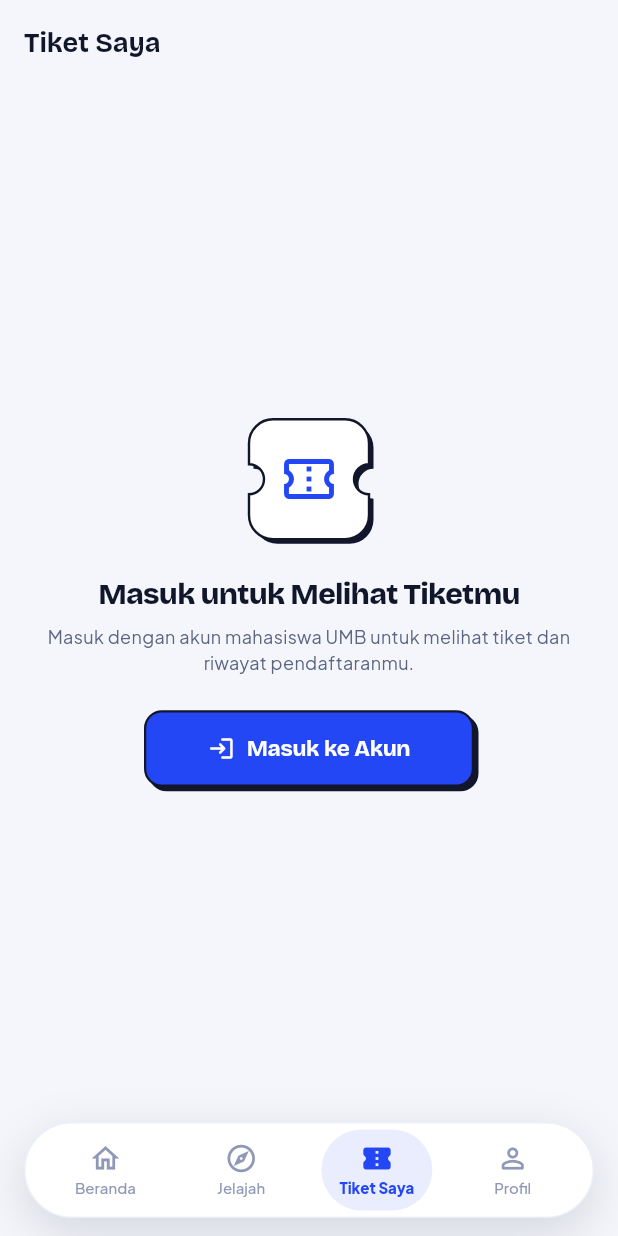
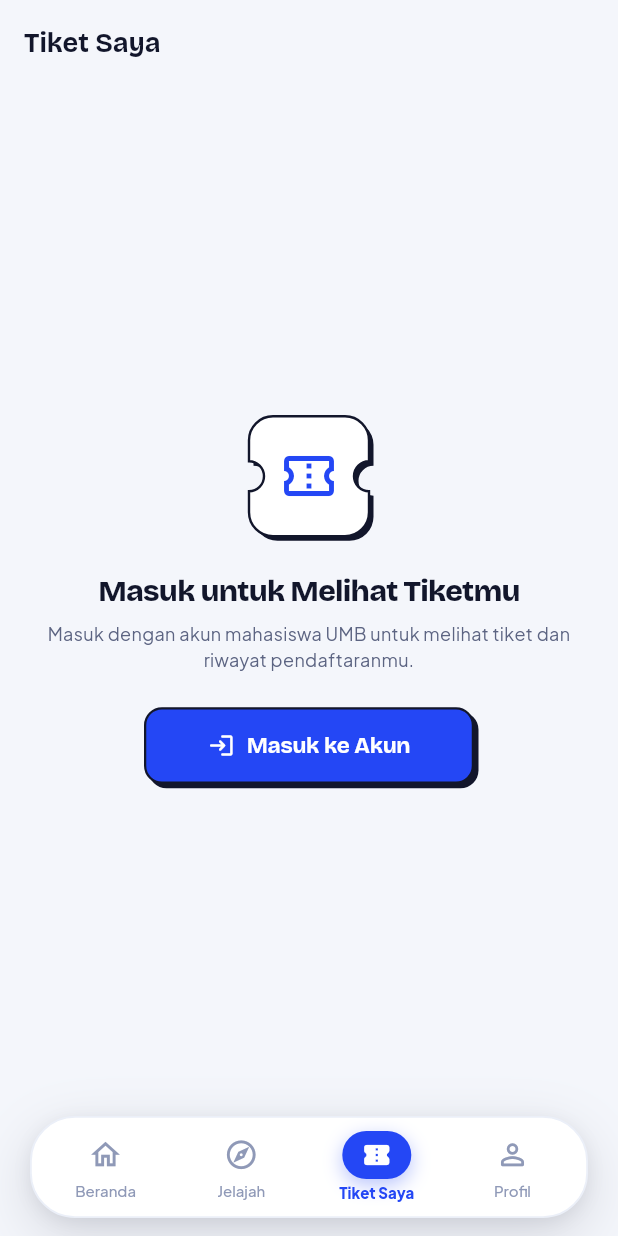
Before and after one commit to YogUNI/temukampus_mobile, a Flutter app: the MainScaffold screen opened directly with empty values, item 3 of the bottom bar chosen, on a phone screen of 412 x 824 dp. Run offline on Flutter 3.47's test engine with Material 3 defaults, Android fonts, the phone set to English and light mode, and no system bars; our stand-ins replace dio, flutter_riverpod, flutter_secure_storage, go_router, google_fonts, image_picker and 4 more; missing offline and left inert: mobile_scanner; accounts and stored records are empty; network calls fail; statements that could not run were skipped.

Commit message:
feat(ui): premium floating tab bar (iOS 26-style icon capsule)
- dock: 68pt height, radius 30, 20pt side margins, dual-layer shadow
  (soft ambient + tight contact) so it reads as floating, not attached
- equal-width items with 56pt hit area; 44pt minimum targets preserved
- active item: cobalt icon capsule 46x32, white glyph + cobalt glow,
  label turns cobalt/w800; inactive: outlined glyph, muted label
- capsule width/color animate with easeOutCubic, icon cross-fades
- dock geometry test now asserts the new constants

```diff
--- a/lib/app/shell/main_scaffold.dart
+++ b/lib/app/shell/main_scaffold.dart
@@ -2,7 +2,6 @@ import 'package:flutter/material.dart';
 import 'package:go_router/go_router.dart';
 import '../router/route_names.dart';
 import '../theme/app_colors.dart';
-import '../theme/app_radii.dart';
 import '../theme/app_shadows.dart';
 import '../theme/app_spacing.dart';
 import '../theme/app_typography.dart';
@@ -67,6 +66,12 @@ class MainScaffold extends StatelessWidget {
 }
 
 /// Dock kapsul mengambang. Publik agar geometrinya bisa diverifikasi tes.
+///
+/// Geometri (semua bilangan 8-pt grid, diverifikasi `event_grid_layout_test`):
+/// - tinggi 68, radius 30, margin samping 20, inset bawah 12
+/// - item lebar sama (Expanded), target sentuh >= 44x44
+/// - item aktif = kapsul cobalt dengan ikon putih + label tebal (gaya tab bar
+///   iOS 26: kapsul di sekitar ikon, bukan pil besar di belakang seluruh item)
 class FloatingNavDock extends StatelessWidget {
   final int selectedIndex;
   final ValueChanged<int> onIndexChanged;
@@ -88,25 +93,47 @@ class FloatingNavDock extends StatelessWidget {
     (label: 'Profil', icon: Icons.person_outline_rounded, activeIcon: Icons.person_rounded),
   ];
 
+  /// Tinggi kapsul dock.
+  static const double dockHeight = 68;
+
+  /// Radius sudut kapsul.
+  static const double dockRadius = 30;
+
+  /// Margin kiri/kanan dock terhadap tepi layar.
+  static const double dockMargin = AppSpacing.gutter;
+
   @override
   Widget build(BuildContext context) {
     return SafeArea(
       top: false,
       minimum: const EdgeInsets.fromLTRB(
-        AppSpacing.lg,
+        dockMargin,
         0,
-        AppSpacing.lg,
+        dockMargin,
         AppSpacing.md,
       ),
       child: Container(
         key: const ValueKey('nav_dock'),
-        height: 64, // tinggi dock: 64 (8-pt grid) + inset bawah 12
-        padding: const EdgeInsets.symmetric(horizontal: AppSpacing.sm),
+        height: dockHeight,
+        padding: const EdgeInsets.symmetric(horizontal: AppSpacing.xs),
         decoration: BoxDecoration(
           color: AppColors.surface,
-          borderRadius: AppRadii.borderPill,
-          border: Border.all(color: AppColors.ink100),
-          boxShadow: AppShadows.dockBar,
+          borderRadius: BorderRadius.circular(dockRadius),
+          border: Border.all(color: AppColors.ink100, width: 1.2),
+          boxShadow: [
+            // Dua lapis: bayangan jauh yang lembut + bayangan dekat yang tegas,
+            // supaya dock benar-benar "mengambang" di atas konten.
+            const BoxShadow(
+              color: Color(0x2412162B),
+              offset: Offset(0, 12),
+              blurRadius: 32,
+            ),
+            const BoxShadow(
+              color: Color(0x1212162B),
+              offset: Offset(0, 3),
+              blurRadius: 9,
+            ),
+          ],
         ),
         child: Row(
           children: [
@@ -142,10 +169,12 @@ class _DockItem extends StatelessWidget {
     required this.onTap,
   });
 
+  /// Kapsul ikon aktif: 46x32 (ikon 20 di dalamnya).
+  static const double activeCapsuleWidth = 46;
+  static const double activeCapsuleHeight = 32;
+
   @override
   Widget build(BuildContext context) {
-    final color = isSelected ? AppColors.cobalt : AppColors.ink400;
-
     return Semantics(
       button: true,
       selected: isSelected,
@@ -153,49 +182,64 @@ class _DockItem extends StatelessWidget {
       child: InkWell(
         key: ValueKey('nav_dock_item_$label'),
         onTap: onTap,
-        borderRadius: AppRadii.borderPill,
+        borderRadius: BorderRadius.circular(24),
         splashColor: AppColors.cobalt.withValues(alpha: 0.05),
-        child: Center(
-          child: AnimatedContainer(
+        highlightColor: AppColors.cobalt.withValues(alpha: 0.03),
+        child: SizedBox(
+          height: 56,
+          child: Column(
+            mainAxisAlignment: MainAxisAlignment.center,
+            children: [
+              // Kapsul ikon: tumbuh + terisi cobalt saat aktif (iOS 26 style).
+              AnimatedContainer(
                 duration: AppDurations.base,
                 curve: Curves.easeOutCubic,
-            padding: const EdgeInsets.symmetric(
-              horizontal: AppSpacing.md,
-              vertical: AppSpacing.sm,
+                width: isSelected ? activeCapsuleWidth : 38,
+                height: isSelected ? activeCapsuleHeight : 30,
+                decoration: BoxDecoration(
+                  color: isSelected ? AppColors.cobalt : Colors.transparent,
+                  borderRadius: BorderRadius.circular(activeCapsuleHeight / 2),
+                  boxShadow: isSelected
+                      ? [
+                          BoxShadow(
+                            color: AppColors.cobalt.withValues(alpha: 0.32),
+                            blurRadius: 10,
+                            offset: const Offset(0, 4),
                           ),
-            decoration: BoxDecoration(
-              color: isSelected ? AppColors.cobaltLight : Colors.transparent,
-              borderRadius: AppRadii.borderPill,
+                        ]
+                      : null,
                 ),
-            child: Column(
-              mainAxisSize: MainAxisSize.min,
-              children: [
-                AnimatedSwitcher(
+                child: Center(
+                  child: AnimatedSwitcher(
                     duration: AppDurations.fast,
                     child: Icon(
                       isSelected ? activeIcon : icon,
                       key: ValueKey(isSelected),
-                    color: color,
-                    size: 22,
+                      size: isSelected ? 20 : 23,
+                      color: isSelected ? Colors.white : AppColors.ink400,
                     ),
                   ),
-                const SizedBox(height: AppSpacing.xxs),
-                Text(
-                  label,
-                  maxLines: 1,
-                  overflow: TextOverflow.ellipsis,
+                ),
+              ),
+              const SizedBox(height: 3),
+              AnimatedDefaultTextStyle(
+                duration: AppDurations.fast,
                 style: AppTypography.micro.copyWith(
                   fontSize: 10,
                   letterSpacing: 0,
                   fontWeight: isSelected ? FontWeight.w800 : FontWeight.w500,
-                    color: color,
+                  color: isSelected ? AppColors.cobalt : AppColors.ink400,
+                ),
+                child: Text(
+                  label,
+                  maxLines: 1,
+                  overflow: TextOverflow.ellipsis,
                 ),
               ),
             ],
           ),
         ),
       ),
-      ),
     );
   }
 }
```
Also changed, not shown: 1 other file. Lines whose indentation alone changed are shown as unchanged.
